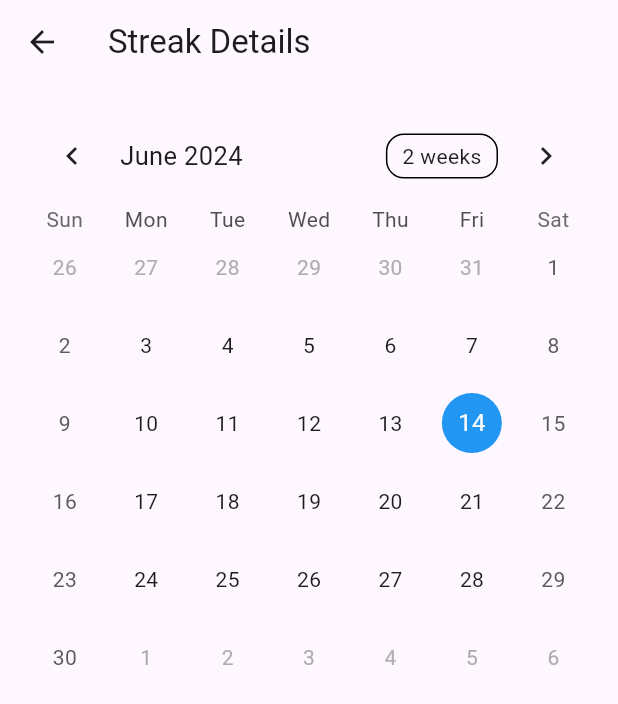
After one commit to THe-Progress/theprogress, a Flutter app: the UsageStatsScreen screen opened directly, after a tap on an icon or button, on a phone screen of 412 x 824 dp. The commit adds this screen. Shown: the top 704 px of the screen. Run offline on Flutter 3.47's test engine with Material 3 defaults, Android fonts, the phone set to English and light mode, and no system bars; drawn by our look-alikes of table_calendar; our stand-ins replace firebase_core, firebase_messaging, flutter_spinkit, fluttertoast, shared_preferences, smooth_page_indicator; missing offline and left inert: device_apps, usage_stats; accounts and stored records are empty.

Commit message:
Added window to show detailed info

```diff
--- /dev/null
+++ b/flutter_progress/lib/streak_details_screen.dart
@@ -0,0 +1,76 @@
+// streak_details_screen.dart
+import 'package:flutter/material.dart';
+import 'package:table_calendar/table_calendar.dart';
+
+class StreakDetailsScreen extends StatefulWidget {
+  @override
+  _StreakDetailsScreenState createState() => _StreakDetailsScreenState();
+}
+
+class _StreakDetailsScreenState extends State<StreakDetailsScreen> {
+  late Map<DateTime, List> _streakDays;
+  late List<DateTime> _highlightedDays;
+
+  @override
+  void initState() {
+    super.initState();
+    _initializeStreakDays();
+  }
+
+  void _initializeStreakDays() {
+    _streakDays = {};
+    _highlightedDays = _generateStreakDays();
+    for (var day in _highlightedDays) {
+      _streakDays[day] = ['Streak'];
+    }
+  }
+
+  List<DateTime> _generateStreakDays() {
+    // Generate some example streak days
+    List<DateTime> streakDays = [];
+    DateTime today = DateTime.now();
+    for (int i = 0; i < 10; i++) {
+      streakDays.add(today.subtract(Duration(days: i)));
+    }
+    return streakDays;
+  }
+
+  @override
+  Widget build(BuildContext context) {
+    return Scaffold(
+      appBar: AppBar(
+        title: Text('Streak Details'),
+      ),
+      body: Padding(
+        padding: const EdgeInsets.all(16.0),
+        child: Column(
+          children: [
+            TableCalendar(
+              firstDay: DateTime.utc(2020, 1, 1),
+              lastDay: DateTime.utc(2030, 12, 31),
+              focusedDay: DateTime.now(),
+              calendarFormat: CalendarFormat.month,
+              eventLoader: (day) {
+                return _streakDays[day] ?? [];
+              },
+              calendarStyle: CalendarStyle(
+                todayDecoration: BoxDecoration(
+                  color: Colors.blue,
+                  shape: BoxShape.circle,
+                ),
+                selectedDecoration: BoxDecoration(
+                  color: Colors.red,
+                  shape: BoxShape.circle,
+                ),
+                markerDecoration: BoxDecoration(
+                  color: Colors.red,
+                  shape: BoxShape.circle,
+                ),
+              ),
+            ),
+          ],
+        ),
+      ),
+    );
+  }
+}
--- a/flutter_progress/lib/streak_indicator.dart
+++ b/flutter_progress/lib/streak_indicator.dart
@@ -1,4 +1,6 @@
 import 'package:flutter/material.dart';
+import 'streak_details_screen.dart'; // Import the StreakDetailsScreen
+
 //plain streak indicator
 class StreakIndicator extends StatefulWidget {
   @override
@@ -44,7 +46,15 @@ class _StreakIndicatorState extends State<StreakIndicator> {
   Widget build(BuildContext context) {
     List<String> orderedWeekdays = _getOrderedWeekdays();
 
-    return Card(
+    return GestureDetector(
+      onTap: () {
+        // Navigate to the StreakDetailsScreen
+        Navigator.push(
+          context,
+          MaterialPageRoute(builder: (context) => StreakDetailsScreen()),
+        );
+      },
+      child: Card(
         elevation: 4.0,
         margin: const EdgeInsets.symmetric(horizontal: 10, vertical: 6),
         shape: RoundedRectangleBorder(
@@ -102,8 +112,9 @@ class _StreakIndicatorState extends State<StreakIndicator> {
                           style: TextStyle(
                             fontSize: 12,
                             fontWeight: FontWeight.bold,
-                          color:
-                              isStreakDay ? Colors.redAccent : Colors.grey[600],
+                            color: isStreakDay
+                                ? Colors.redAccent
+                                : Colors.grey[600],
                           ),
                         ),
                         const SizedBox(height: 4),
@@ -111,8 +122,9 @@ class _StreakIndicatorState extends State<StreakIndicator> {
                           width: 40,
                           height: 40,
                           decoration: BoxDecoration(
-                          color:
-                              isStreakDay ? Colors.redAccent : Colors.grey[350],
+                            color: isStreakDay
+                                ? Colors.redAccent
+                                : Colors.grey[350],
                             shape: BoxShape.circle,
                             border: Border.all(
                               color: isStreakDay
@@ -135,6 +147,7 @@ class _StreakIndicatorState extends State<StreakIndicator> {
             ],
           ),
         ),
+      ),
     );
   }
 }
--- a/flutter_progress/pubspec.yaml
+++ b/flutter_progress/pubspec.yaml
@@ -43,6 +43,9 @@ dependencies:
   firebase_messaging: ^15.0.1
   firebase_core: ^3.1.0
   http: ^1.2.1
+  table_calendar: ^3.0.7
+  intl: ^0.17.0
+  charts_flutter: ^0.11.0
   # The following adds the Cupertino Icons font to your application.
   # Use with the CupertinoIcons class for iOS style icons.
 
```
Also changed, not shown: flutter_progress/pubspec.lock. Lines whose indentation alone changed are shown as unchanged.
